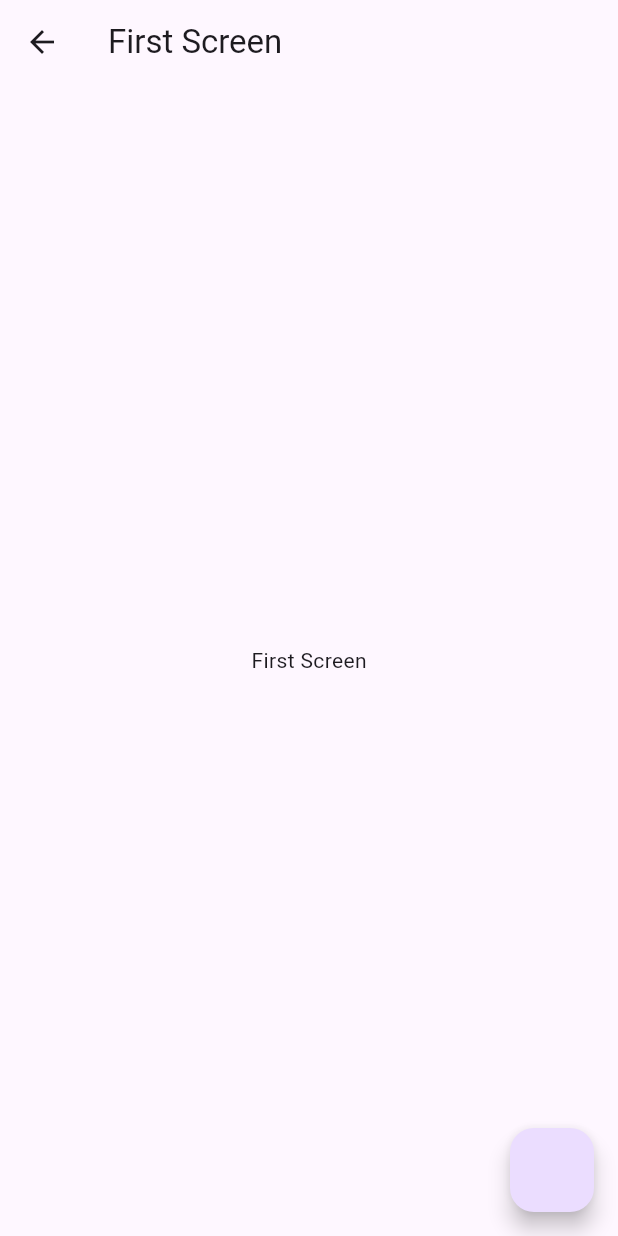
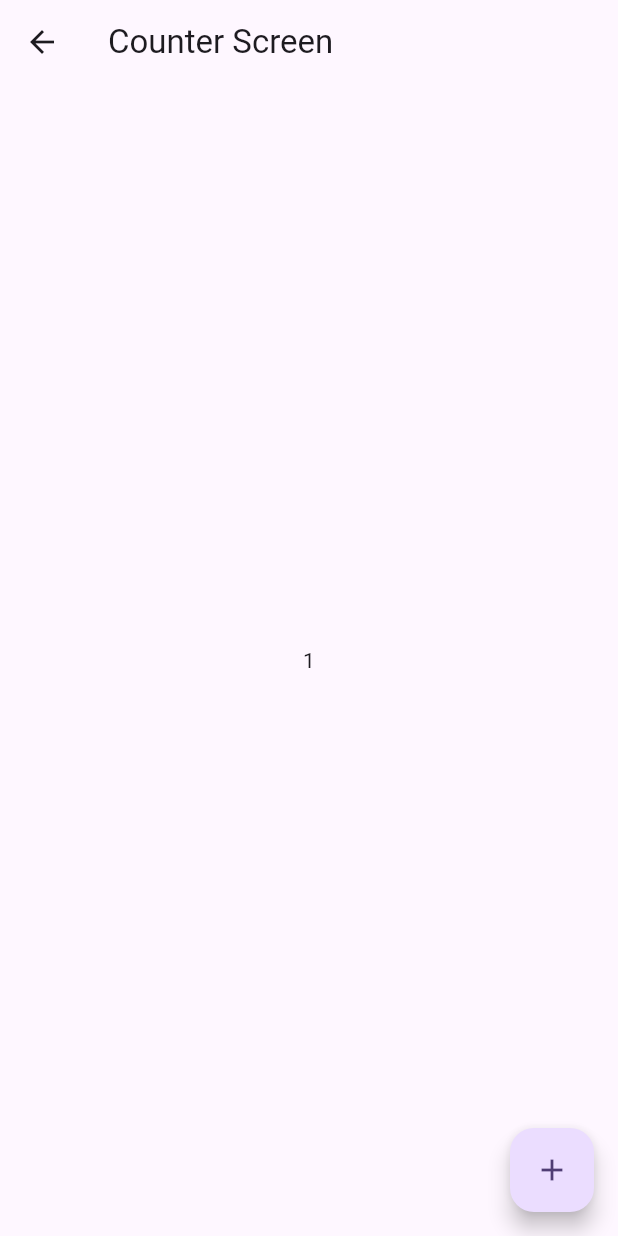
Before and after one commit to absoft-solution/GetX-Practice, a Flutter app: the FirstScreen screen opened by its route, on a phone screen of 412 x 824 dp. Run offline on Flutter 3.47's test engine with Material 3 defaults, Android fonts, the phone set to English and light mode, and no system bars; our stand-ins replace get.

Commit message:
Added Counter function using Getx

```diff
--- /dev/null
+++ b/lib/services/counter_controller.dart
@@ -0,0 +1,8 @@
+import 'package:get/get.dart';
+
+class CounterController extends GetxController{
+  RxInt counter=1.obs;
+  incrementCounter(){
+ counter.value++;
+  }
+}
--- a/lib/view/first_screen.dart
+++ b/lib/view/first_screen.dart
@@ -1,28 +1,29 @@
 import 'package:flutter/material.dart';
 import 'package:get/get.dart';
+import 'package:getx_practice/services/counter_controller.dart';
 
 class FirstScreen extends StatefulWidget {
-  const FirstScreen({super.key});
+   FirstScreen({super.key});
 
   @override
   State<FirstScreen> createState() => _FirstScreenState();
+
 }
 
 class _FirstScreenState extends State<FirstScreen> {
+  final CounterController controller=Get.put(CounterController());
   @override
   Widget build(BuildContext context) {
     return Scaffold(
-      appBar: AppBar(title: Text('First Screen'),),
-      floatingActionButton: FloatingActionButton(onPressed: (){
-        Get.snackbar(
-            "Hi","Hello"
-        );
-      }),
+      appBar: AppBar(title: Text('Counter Screen'),),
+    floatingActionButton: FloatingActionButton(onPressed: (){
+controller.incrementCounter();
+      },child: Icon(Icons.add),),
       body: Column(
         mainAxisAlignment: MainAxisAlignment.center,
         crossAxisAlignment: CrossAxisAlignment.center,
         children: [
-          Center(child: Text("First Screen")),
+          Center(child: Obx(()=>Text(controller.counter.toString()))),
         ],
       ),
     );
--- a/lib/view/home_screen.dart
+++ b/lib/view/home_screen.dart
@@ -1,5 +1,6 @@
 import 'package:flutter/material.dart';
 import 'package:get/get.dart';
+import 'package:getx_practice/view/first_screen.dart';
 
 class HomeScreen extends StatefulWidget {
   const HomeScreen({super.key});
@@ -14,9 +15,7 @@ class _HomeScreenState extends State<HomeScreen> {
     return Scaffold(
       appBar: AppBar(title: Text('Home Screen'),),
       floatingActionButton: FloatingActionButton(onPressed: (){
-        Get.snackbar(
-          "Hi","Hello"
-        );
+        Get.to(FirstScreen());
       }),
       body: Center(
         child: Column(
```
